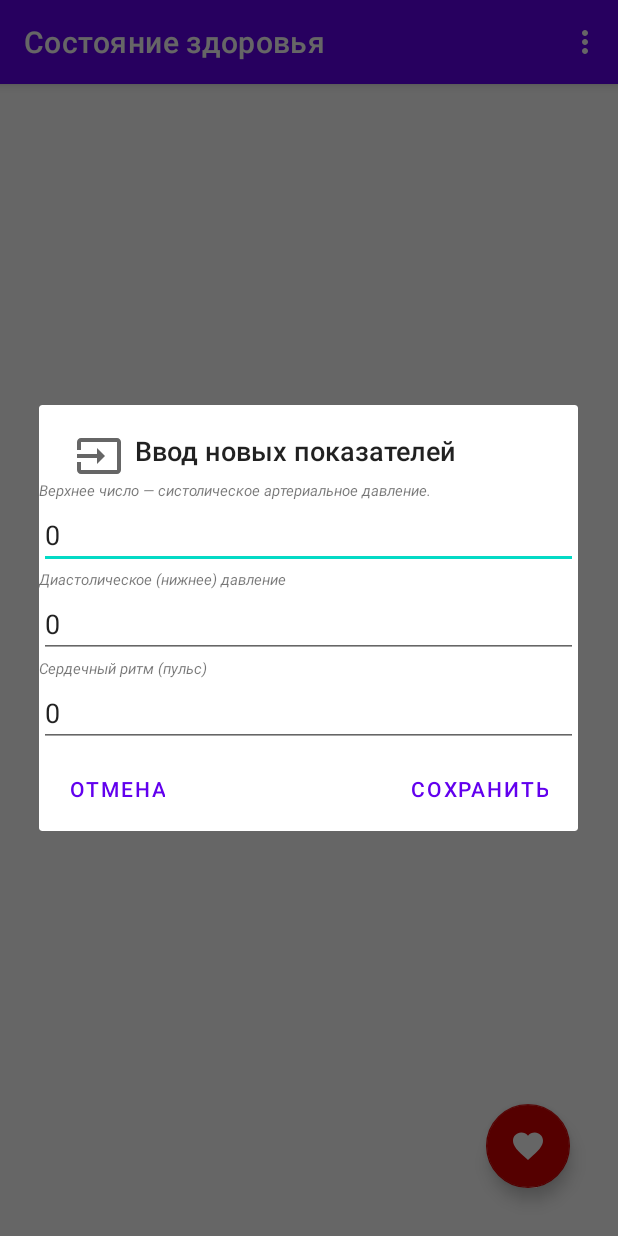
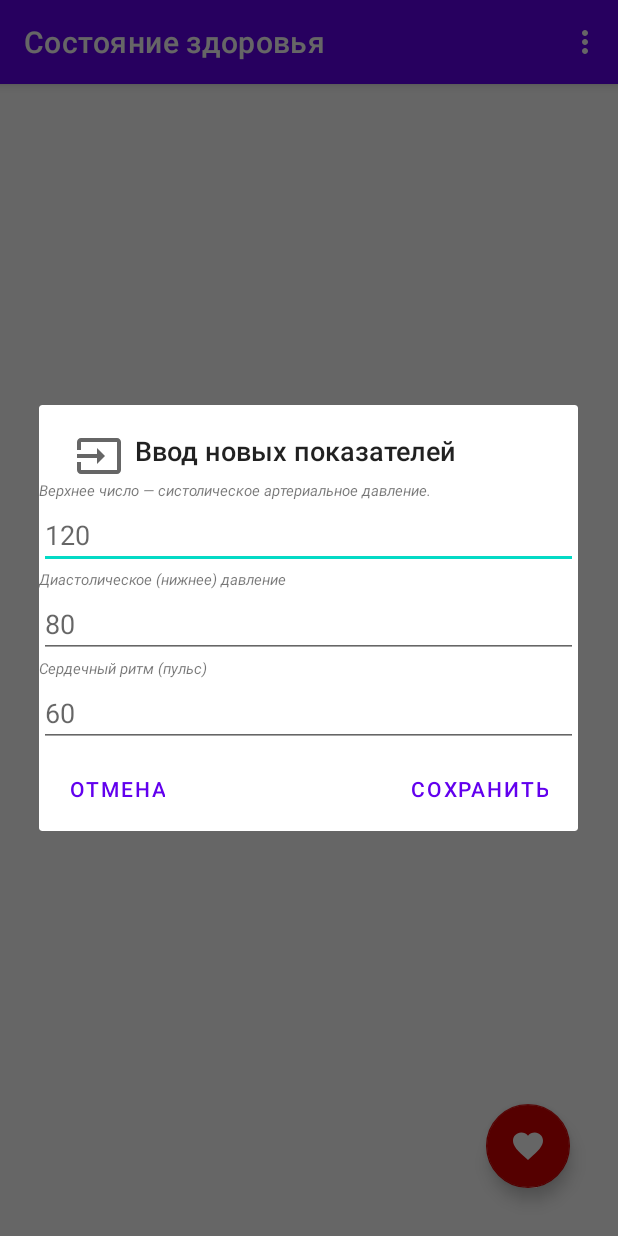
Before and after one commit to stdimensiy/My_health_tracker, an Android app: the screen it shows after launch (MainActivity), after a tap on "Добавить новое значение", on a phone screen of 412 x 824 dp. Run offline under Robolectric (Android 15) with nearby library versions, the phone set to English and light mode, and no system bars; our stand-ins replace Firebase (no records; nobody signed in at launch, a user with empty details on screens opened directly), navigation-ui.

Commit message:
Изм 1.1 Оптимизация и документирование - Документирование классов интерфейсов - Переделка логики обработки значений получаемых из базы данных

```diff
--- a/app/src/main/java/ru/vdv/myhealthtracker/domain/Separator.kt
+++ b/app/src/main/java/ru/vdv/myhealthtracker/domain/Separator.kt
@@ -2,6 +2,12 @@ package ru.vdv.myhealthtracker.domain
 
 import ru.vdv.myhealthtracker.ui.common.ApplicableForMineList
 
+/**
+ * Класс Separator (Разделитель)
+ * Фактически отвечает за хранение некоторого значения разделителя списка
+ * от пустой строки до любой строки(как в данном случае) содержащей наименование месяца и дату
+ * @param title Содержимое строки разделителя (заголовка)
+ */
 data class Separator(
     val title: String
 ) : ApplicableForMineList
--- a/app/src/main/java/ru/vdv/myhealthtracker/model/repository/Repository.kt
+++ b/app/src/main/java/ru/vdv/myhealthtracker/model/repository/Repository.kt
@@ -23,7 +23,7 @@ class Repository : IRepository {
     override fun getList(callBack: CallBack<ArrayList<ApplicableForMineList>>) {
         var currentDataRecord: String = ""
         val prepareList: ArrayList<ApplicableForMineList> = arrayListOf()
-        db.collection("records").orderBy("timestamp", Query.Direction.DESCENDING).get()
+        db.collection(BaseConstants.FIRESTORE_COLLECTION_PATH).orderBy("timestamp", Query.Direction.DESCENDING).get()
             .addOnSuccessListener { documents ->
                 if (documents != null) {
                     for (document in documents) {
@@ -75,7 +75,7 @@ class Repository : IRepository {
             "systolicPressure" to record.systolicPressure,
             "heartRate" to record.heartRate
         )
-        db.collection("records").add(docData)
+        db.collection(BaseConstants.FIRESTORE_COLLECTION_PATH).add(docData)
             .addOnSuccessListener { it ->
                 record.id = it.id
                 callBack.onResult(
@@ -108,7 +108,7 @@ class Repository : IRepository {
     }
 
     override fun deleteRecord(record: Record, callBack: CallBack<Any>) {
-        db.collection("records").document(record.id).delete()
+        db.collection(BaseConstants.FIRESTORE_COLLECTION_PATH).document(record.id).delete()
             .addOnSuccessListener {
                 callBack.onResult(
                     record
--- a/app/src/main/java/ru/vdv/myhealthtracker/FirstFragment.kt
+++ b/app/src/main/java/ru/vdv/myhealthtracker/ui/main/FirstFragment.kt
@@ -1,4 +1,4 @@
-package ru.vdv.myhealthtracker
+package ru.vdv.myhealthtracker.ui.main
 
 import android.os.Bundle
 import android.view.*
@@ -9,12 +9,11 @@ import androidx.appcompat.app.AlertDialog
 import androidx.fragment.app.Fragment
 import androidx.lifecycle.ViewModelProvider
 import androidx.recyclerview.widget.LinearLayoutManager
+import ru.vdv.myhealthtracker.R
 import ru.vdv.myhealthtracker.databinding.MineFragmentBinding
 import ru.vdv.myhealthtracker.domain.Record
 import ru.vdv.myhealthtracker.domain.Separator
 import ru.vdv.myhealthtracker.ui.common.ILongClicked
-import ru.vdv.myhealthtracker.ui.main.MainAdapter
-import ru.vdv.myhealthtracker.ui.main.MainViewModel
 
 class FirstFragment : Fragment() {
     private lateinit var adapter: MainAdapter
--- a/app/src/main/res/layout/input_new_record_dialog.xml
+++ b/app/src/main/res/layout/input_new_record_dialog.xml
@@ -20,7 +20,7 @@
         android:id="@+id/et_systolic_pressure"
         android:layout_width="match_parent"
         android:layout_height="wrap_content"
-        android:text="@string/systolic_pressure_plug"
+        android:hint="120"
         app:layout_constraintTop_toBottomOf="@+id/tv_systolic_pressure_title_text" />
 
     <TextView
@@ -37,7 +37,7 @@
         android:id="@+id/et_diastolic_pressure"
         android:layout_width="match_parent"
         android:layout_height="wrap_content"
-        android:text="@string/diastolic_pressure_plug"
+        android:hint="80"
         app:layout_constraintTop_toBottomOf="@+id/tv_diastolic_pressure_title_text" />
 
     <TextView
@@ -54,6 +54,6 @@
         android:id="@+id/et_heartRate"
         android:layout_width="match_parent"
         android:layout_height="wrap_content"
-        android:text="@string/heartRate_plug"
+        android:hint="60"
         app:layout_constraintTop_toBottomOf="@+id/tv_heartRate_text" />
 </androidx.constraintlayout.widget.ConstraintLayout>
--- a/app/src/main/res/layout/mine_fragment.xml
+++ b/app/src/main/res/layout/mine_fragment.xml
@@ -4,7 +4,7 @@
     xmlns:tools="http://schemas.android.com/tools"
     android:layout_width="match_parent"
     android:layout_height="match_parent"
-    tools:context=".FirstFragment">
+    tools:context=".ui.main.FirstFragment">
 
 
     <androidx.recyclerview.widget.RecyclerView
--- a/app/src/main/res/navigation/nav_graph.xml
+++ b/app/src/main/res/navigation/nav_graph.xml
@@ -7,7 +7,7 @@
 
     <fragment
         android:id="@+id/FirstFragment"
-        android:name="ru.vdv.myhealthtracker.FirstFragment"
+        android:name="ru.vdv.myhealthtracker.ui.main.FirstFragment"
         android:label="@string/main_fragment_label"
         tools:layout="@layout/mine_fragment">
     </fragment>
```
Also changed, not shown: app/src/main/java/ru/vdv/myhealthtracker/domain/BaseConstants.kt (+10 -1 lines), app/src/main/java/ru/vdv/myhealthtracker/domain/CallBack.kt (+7 -0 lines), app/src/main/java/ru/vdv/myhealthtracker/domain/Record.kt (+10 -1 lines).
